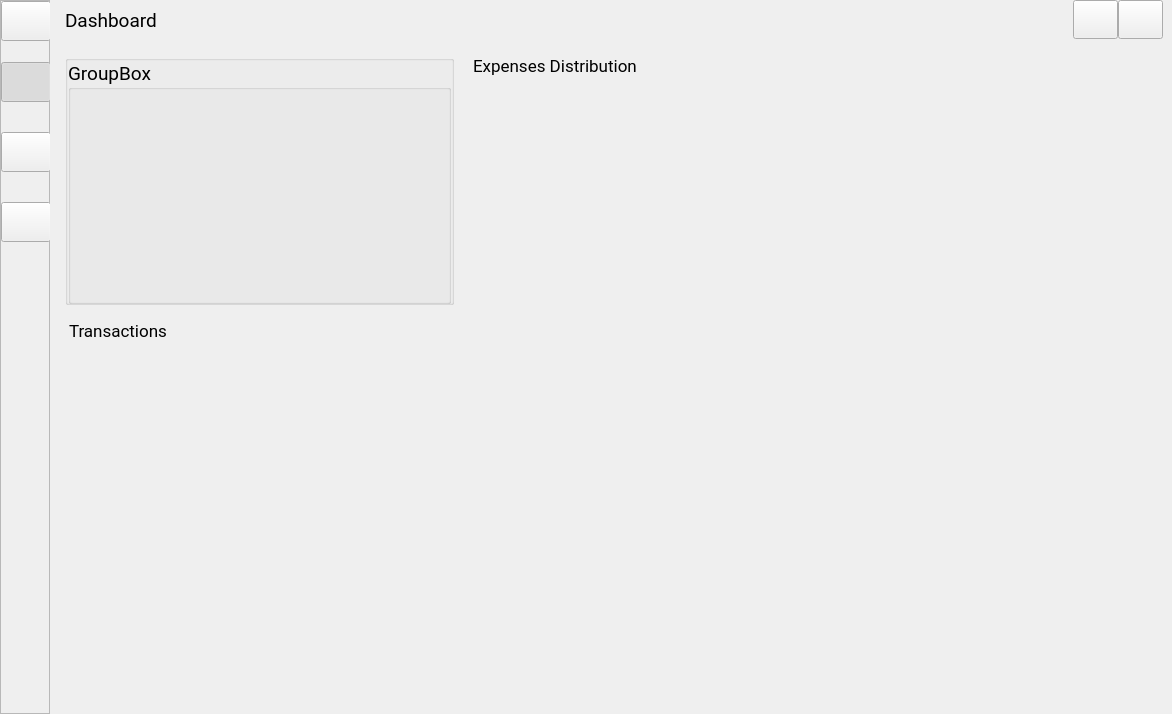
Old version of the form skeletons/MainWindow.ui in the repository opierre/Budgetter.
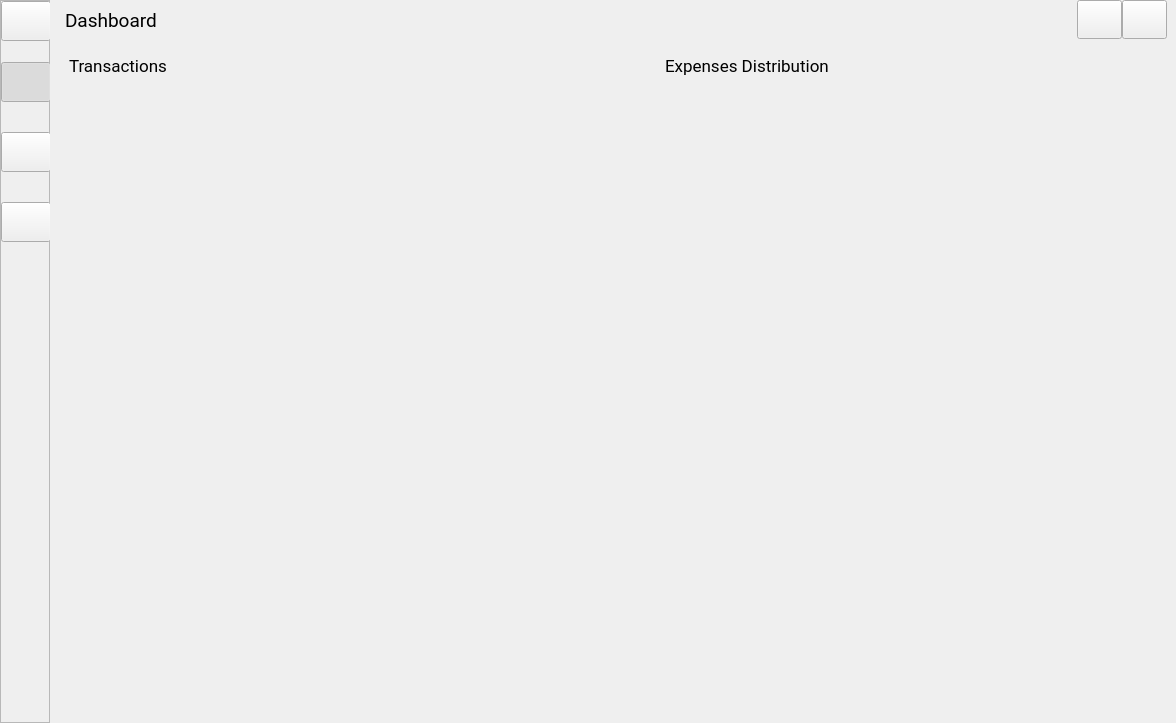
New version of the form. Icons and pictures are not drawn. Custom widgets are drawn as their Qt base class.

Commit message: Update MainWindow (correction for showMaximized()) + update paint() on transaction

Diff of the .ui file:
```diff
--- a/skeletons/MainWindow.ui
+++ b/skeletons/MainWindow.ui
@@ -6,10 +6,16 @@
    <rect>
     <x>0</x>
     <y>0</y>
-    <width>1172</width>
-    <height>714</height>
+    <width>1176</width>
+    <height>723</height>
    </rect>
   </property>
+  <property name="sizePolicy">
+   <sizepolicy hsizetype="Preferred" vsizetype="Preferred">
+    <horstretch>0</horstretch>
+    <verstretch>0</verstretch>
+   </sizepolicy>
+  </property>
   <property name="windowTitle">
    <string>Budgetter</string>
   </property>
@@ -713,7 +719,35 @@
        <property name="spacing">
         <number>15</number>
        </property>
-       <item row="0" column="3" rowspan="3">
+       <item row="0" column="3">
+        <widget class="Container" name="transactions">
+         <property name="minimumSize">
+          <size>
+           <width>0</width>
+           <height>0</height>
+          </size>
+         </property>
+         <property name="font">
+          <font>
+           <family>Roboto</family>
+           <pointsize>13</pointsize>
+          </font>
+         </property>
+         <property name="features">
+          <set>QDockWidget::NoDockWidgetFeatures</set>
+         </property>
+         <property name="allowedAreas">
+          <set>Qt::NoDockWidgetArea</set>
+         </property>
+         <property name="windowTitle">
+          <string>Transactions</string>
+         </property>
+         <widget class="QWidget" name="dockWidgetContents_2">
+          <layout class="QGridLayout" name="gridLayout_4"/>
+         </widget>
+        </widget>
+       </item>
+       <item row="0" column="4">
         <widget class="Container" name="monthlyExpenses">
          <property name="sizePolicy">
           <sizepolicy hsizetype="Preferred" vsizetype="Preferred">
@@ -723,8 +757,14 @@
          </property>
          <property name="minimumSize">
           <size>
-           <width>200</width>
-           <height>100</height>
+           <width>0</width>
+           <height>0</height>
+          </size>
+         </property>
+         <property name="maximumSize">
+          <size>
+           <width>500</width>
+           <height>524287</height>
           </size>
          </property>
          <property name="font">
@@ -757,96 +797,6 @@
          </widget>
         </widget>
        </item>
-       <item row="0" column="0" colspan="2">
-        <widget class="QGroupBox" name="accounts">
-         <property name="sizePolicy">
-          <sizepolicy hsizetype="Minimum" vsizetype="Minimum">
-           <horstretch>0</horstretch>
-           <verstretch>0</verstretch>
-          </sizepolicy>
-         </property>
-         <property name="maximumSize">
-          <size>
-           <width>16777215</width>
-           <height>250</height>
-          </size>
-         </property>
-         <property name="font">
-          <font>
-           <family>Roboto</family>
-           <pointsize>14</pointsize>
-           <weight>50</weight>
-           <bold>false</bold>
-          </font>
-         </property>
-         <property name="title">
-          <string/>
-         </property>
-         <property name="checkable">
-          <bool>false</bool>
-         </property>
-         <layout class="QHBoxLayout" name="horizontalLayout_3">
-          <property name="leftMargin">
-           <number>0</number>
-          </property>
-          <property name="topMargin">
-           <number>0</number>
-          </property>
-          <property name="rightMargin">
-           <number>0</number>
-          </property>
-          <property name="bottomMargin">
-           <number>0</number>
-          </property>
-          <item>
-           <widget class="Card" name="card1">
-            <property name="minimumSize">
-             <size>
-              <width>383</width>
-              <height>243</height>
-             </size>
-            </property>
-            <property name="maximumSize">
-             <size>
-              <width>383</width>
-              <height>243</height>
-             </size>
-            </property>
-            <property name="title">
-             <string>GroupBox</string>
-            </property>
-            <layout class="QGridLayout" name="gridLayout_4"/>
-           </widget>
-          </item>
-         </layout>
-        </widget>
-       </item>
-       <item row="1" column="0" rowspan="2" colspan="2">
-        <widget class="Container" name="transactions">
-         <property name="minimumSize">
-          <size>
-           <width>52</width>
-           <height>100</height>
-          </size>
-         </property>
-         <property name="font">
-          <font>
-           <family>Roboto</family>
-           <pointsize>13</pointsize>
-          </font>
-         </property>
-         <property name="features">
-          <set>QDockWidget::NoDockWidgetFeatures</set>
-         </property>
-         <property name="allowedAreas">
-          <set>Qt::NoDockWidgetArea</set>
-         </property>
-         <property name="windowTitle">
-          <string>Transactions</string>
-         </property>
-         <widget class="QWidget" name="dockWidgetContents_2"/>
-        </widget>
-       </item>
       </layout>
      </widget>
      <widget class="QWidget" name="page_2">
@@ -1259,12 +1209,6 @@
    <header>widgets/drawer.h</header>
    <container>1</container>
   </customwidget>
-  <customwidget>
-   <class>Card</class>
-   <extends>QGroupBox</extends>
-   <header>widgets/card.h</header>
-   <container>1</container>
-  </customwidget>
   <customwidget>
    <class>SlidingStackedWidget</class>
    <extends>QStackedWidget</extends>
```
Left out of the diff: 4 changed lines with no effect on the pictures. The commit also changes 10 other files.
